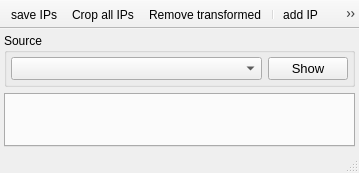
Old version of the form plugins/XRD/XRD.ui in the repository NeutrinoToolkit/Neutrino.
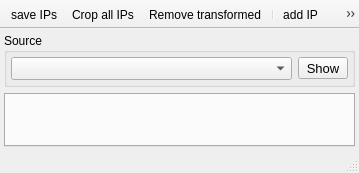
New version of the form. Icons and pictures are not drawn.

```diff
--- a/plugins/XRD/XRD.ui
+++ b/plugins/XRD/XRD.ui
@@ -67,7 +67,7 @@
         </widget>
        </item>
        <item>
-        <widget class="QPushButton" name="source">
+        <widget class="QToolButton" name="source">
          <property name="font">
           <font>
            <pointsize>10</pointsize>
```
Left out of the diff: 22 changed lines with no effect on the pictures.
